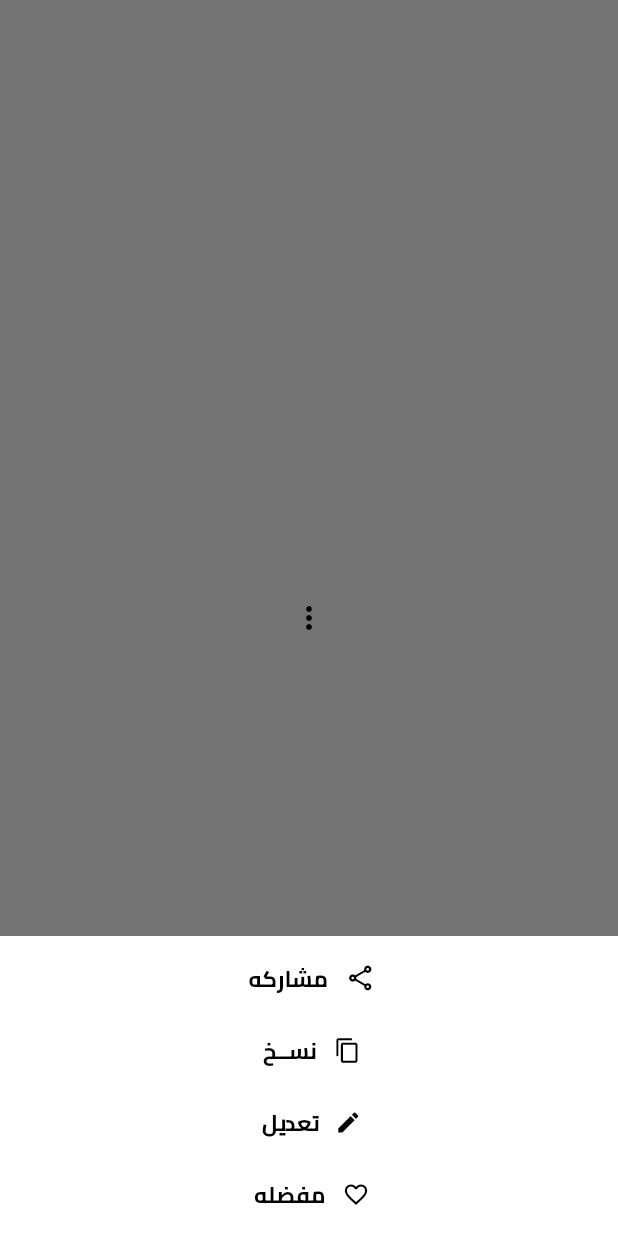
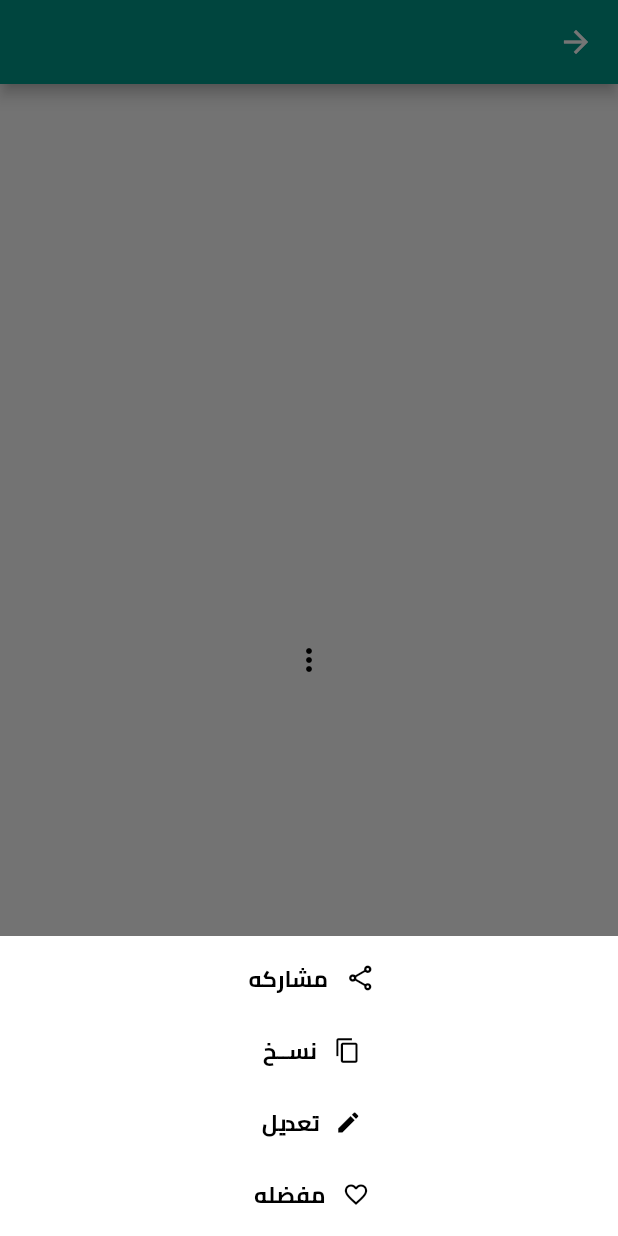
Before and after one commit to NagyElseady/Zad, a Flutter app: the LectureOptionsSheet screen opened directly with empty values, after a tap on the "more vert" icon, on a phone screen of 412 x 824 dp. Run offline on Flutter 3.47's test engine with Material 2 defaults, Android fonts, the light colour scheme and no system bars; our stand-ins replace equatable, flutter_bloc, fluttertoast, font_awesome_flutter, get_it, share_plus and 1 more; missing offline and left inert: in_app_review; accounts and stored records are empty; generated files the repository leaves out were written again; statements that could not run were skipped.

Commit message:
Implement BLoC architecture pattern in LectureOptionsSheet

```diff
--- a/lib/screens/bottom_sheet/bottom_sheet.dart
+++ b/lib/screens/bottom_sheet/lecture_options_sheet.dart
@@ -1,12 +1,14 @@
 import 'package:flutter/material.dart';
 import 'package:flutter/services.dart';
+import 'package:flutter_bloc/flutter_bloc.dart';
 import 'package:share_plus/share_plus.dart';
 import 'package:zad/screens/edit_lecture/edit_lecture_screen.dart';
 import 'package:zad/shared/localization/localizations.dart';
 import 'package:zad/shared/presentation/navigate_to.dart';
 
-import '../../shared/data/database/zad_database.dart';
+import '../../shared/core/services/services_locator.dart';
 import '../../shared/data/models/lecture.dart';
+import '../../shared/presentation/controller/lectures_bloc.dart';
 
 class LectureOptionsSheet extends StatelessWidget {
   final Lecture lecture;
@@ -15,6 +17,16 @@ class LectureOptionsSheet extends StatelessWidget {
 
   @override
   Widget build(BuildContext context) {
+    return BlocProvider(
+        create: (BuildContext context) => locator<LecturesBloc>(),
+        child: Scaffold(
+          appBar: AppBar(
+            backgroundColor: Colors.teal,
+            centerTitle: true,
+            title: const Text(""),
+          ),
+          body: Builder(
+            builder: (BuildContext context) {
               return Center(
                 child: ElevatedButton(
                   child: const Icon(
@@ -25,6 +37,9 @@ class LectureOptionsSheet extends StatelessWidget {
                   },
                 ),
               );
+            },
+          ),
+        ));
   }
 
   void _showSheet(BuildContext context) {
@@ -55,7 +70,7 @@ class LectureOptionsSheet extends StatelessWidget {
     return ElevatedButton.icon(
       style: ElevatedButton.styleFrom(fixedSize: const Size(120, 34)),
       onPressed: () {
-        _addToFavorites();
+        _addToFavorites(context);
         Navigator.pop(context);
       },
       icon: const Icon(
@@ -66,9 +81,9 @@ class LectureOptionsSheet extends StatelessWidget {
     );
   }
 
-  void _addToFavorites() async {
+  void _addToFavorites(BuildContext context) async {
     lecture.isFavorite = !lecture.isFavorite;
-    ZadDatabase().updateLecture(lecture);
+    await context.read<LecturesBloc>().updateLecture(lecture);
   }
 
   Widget _editButton(BuildContext context) {
--- a/lib/screens/lecture/lecture_screen.dart
+++ b/lib/screens/lecture/lecture_screen.dart
@@ -1,7 +1,7 @@
 import 'package:flutter/material.dart';
 
 import '../../shared/data/models/lecture.dart';
-import '../bottom_sheet/bottom_sheet.dart';
+import '../bottom_sheet/lecture_options_sheet.dart';
 
 class LectureScreen extends StatelessWidget {
   final Lecture lecture;
--- a/lib/screens/lectures/lectures_screen.dart
+++ b/lib/screens/lectures/lectures_screen.dart
@@ -1,5 +1,5 @@
 import 'package:flutter/material.dart';
-import 'package:zad/screens/bottom_sheet/bottom_sheet.dart';
+import 'package:zad/screens/bottom_sheet/lecture_options_sheet.dart';
 
 import '../../shared/data/models/lecture.dart';
 import '../../shared/presentation/navigate_to.dart';
```
Lines whose indentation alone changed are shown as unchanged.
